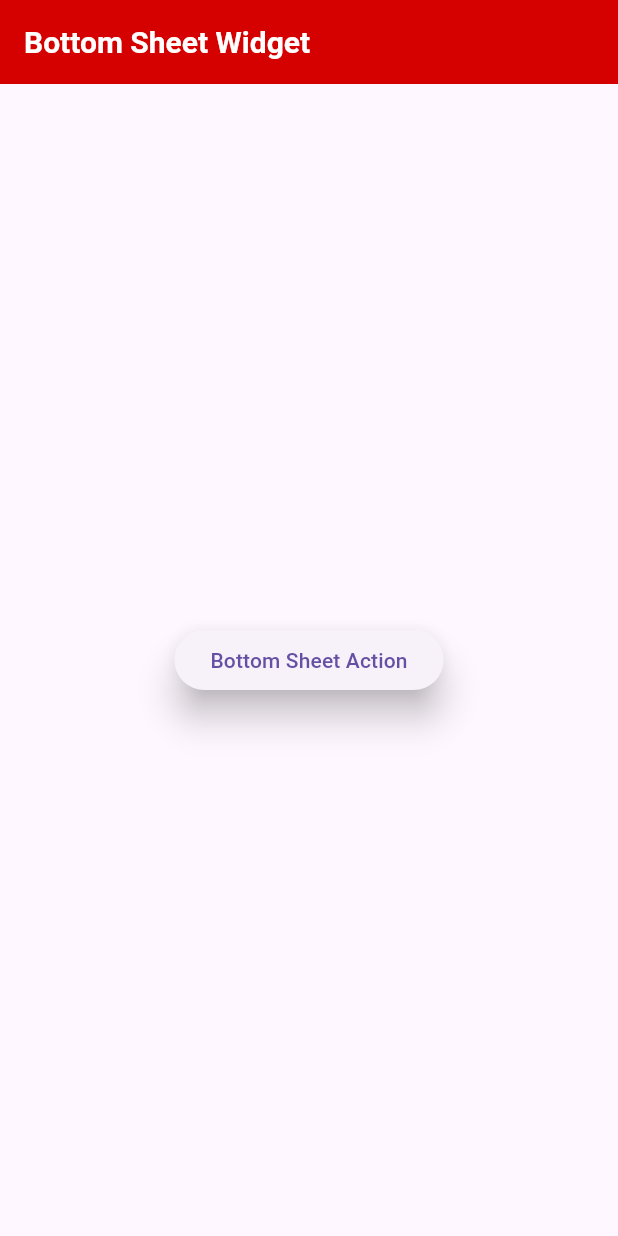
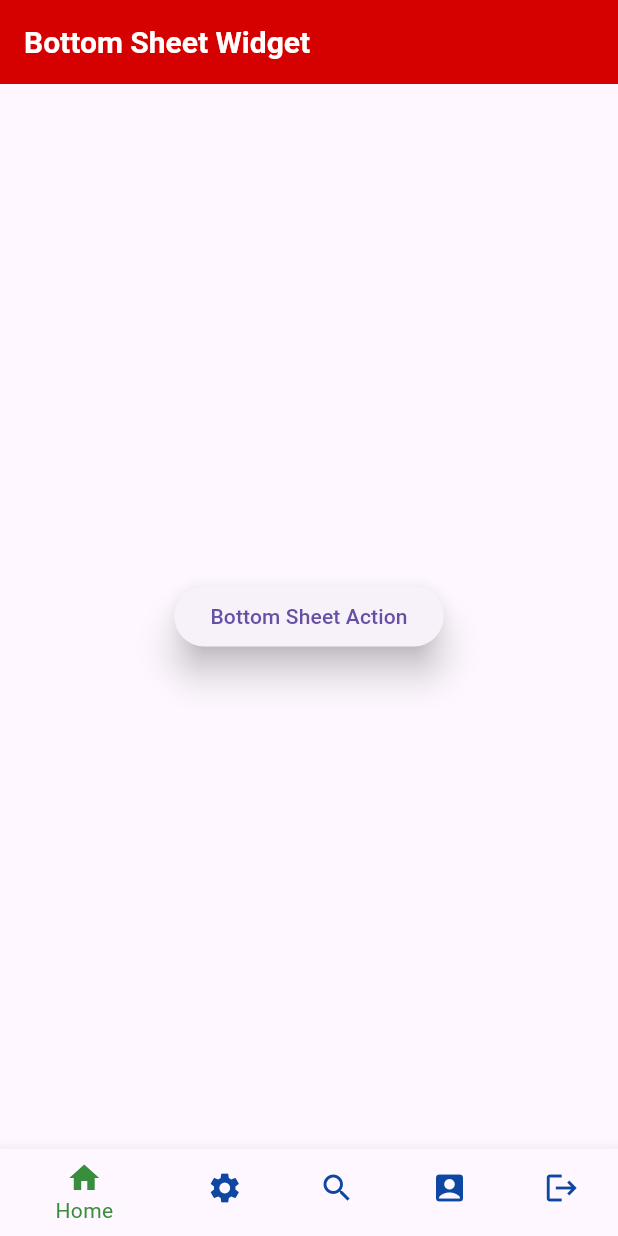
Before and after one commit to anshulkapoor08/quicklearn, a Flutter app: the screen it shows after launch, on a phone screen of 412 x 824 dp. Run offline on Flutter 3.47's test engine with Material 3 defaults, Android fonts, the phone set to English and light mode, and no system bars; our stand-ins replace animated_text_kit, cached_network_image.

Commit message:
fifth commit bottomnav

```diff
--- a/lib/main.dart
+++ b/lib/main.dart
@@ -1,4 +1,6 @@
 import 'package:amk/widgets/alert.dart';
+import 'package:amk/widgets/animatedtext.dart';
+import 'package:amk/widgets/bottomnav.dart';
 import 'package:amk/widgets/bottomsheet.dart';
 import 'package:amk/widgets/button.dart';
 import 'package:amk/widgets/container_sized.dart';
@@ -30,7 +32,7 @@ class myApp extends StatelessWidget {
         brightness: Brightness.light,
         primaryColor: Colors.purpleAccent,
       ),
-      home: const BottomSheetWidget(),
+      home: const BottomNav(),
     );
   }
 }
--- /dev/null
+++ b/lib/widgets/bottomnav.dart
@@ -0,0 +1,68 @@
+import 'package:amk/widgets/bottomsheet.dart';
+import 'package:amk/widgets/button.dart';
+import 'package:amk/widgets/dissimible.dart';
+import 'package:amk/widgets/drawer.dart';
+import 'package:amk/widgets/list_grid.dart';
+import 'package:flutter/material.dart';
+
+class BottomNav extends StatefulWidget {
+  const BottomNav({super.key});
+  @override
+  State<BottomNav> createState() => _BottomNavState();
+}
+class _BottomNavState extends State<BottomNav> {
+
+  int selectedindex = 0;
+  PageController pageController = PageController();
+  List<Widget> widgets = [
+    Text('Home'),
+    Text('Setting'),
+    Text('Search'),
+    Text('Account'),
+    Text('Exit'),
+  ];
+  void onTapped(int index){
+    setState(() {
+      selectedindex = index;
+    });
+    pageController.jumpToPage(index);
+  }
+
+  @override
+  Widget build(BuildContext context) {
+    return Scaffold(
+    /*  appBar: AppBar(
+        backgroundColor: Colors.yellow.shade900,
+        title: Text('Bottom Navigation Widget', style: TextStyle(
+          fontWeight: FontWeight.bold, fontSize: 20, color: Colors.black87,),
+        ),),*/
+      body: PageView(
+        controller: pageController,
+        children: [
+          BottomSheetWidget(),
+          DrawerWidget(),
+          DismissibleWidget(),
+          ListGrid(),
+          ButtonWidget(),
+
+        ],
+      ),
+        /* Center(
+          child: widgets.elementAt(selectedindex)
+      ),
+      */
+      bottomNavigationBar: BottomNavigationBar(items: const <BottomNavigationBarItem>[
+        BottomNavigationBarItem(icon: Icon(Icons.home), label: 'Home'),
+        BottomNavigationBarItem(icon: Icon(Icons.settings), label: 'Setting'),
+        BottomNavigationBarItem(icon: Icon(Icons.search), label: 'Search'),
+        BottomNavigationBarItem(icon: Icon(Icons.account_box), label: 'Account'),
+        BottomNavigationBarItem(icon: Icon(Icons.logout), label: 'Exit'),
+      ],
+      currentIndex: selectedindex,
+        selectedItemColor: Colors.green.shade700,
+        unselectedItemColor: Colors.blue.shade900,
+        onTap: onTapped,
+      ),
+    );
+  }
+}
--- a/pubspec.yaml
+++ b/pubspec.yaml
@@ -36,6 +36,7 @@ dependencies:
   # Use with the CupertinoIcons class for iOS style icons.
   cupertino_icons: ^1.0.2
   cached_network_image: ^3.3.0
+  animated_text_kit: ^4.2.2
 
 dev_dependencies:
   flutter_test:
```
Also changed, not shown: lib/widgets/animatedtext.dart (added, +77 -0 lines), lib/widgets/format.dart (+3 -9 lines), pubspec.lock.
